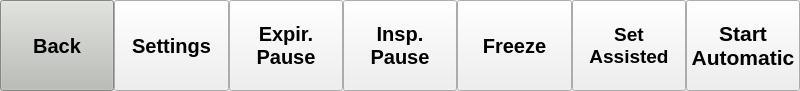
This is gui/menu/menu.ui in MariuszSuchenek/MVM_GUI_test2 as Qt 5 draws it before an edit. The edited form follows.
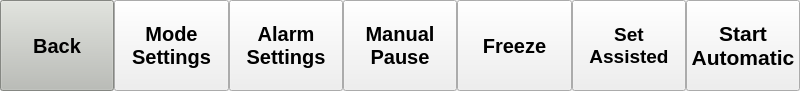
This is the edited form.

Commit message: Added alarms menu bar and pause menu bar; functionality for general navigation in bottom bar

```diff
--- a/gui/menu/menu.ui
+++ b/gui/menu/menu.ui
@@ -492,7 +492,8 @@
       </font>
      </property>
      <property name="text">
-      <string>Settings</string>
+      <string>Mode
+Settings</string>
      </property>
     </widget>
    </item>
@@ -518,8 +519,8 @@
       </font>
      </property>
      <property name="text">
-      <string>Expir.
-Pause</string>
+      <string>Alarm
+Settings</string>
      </property>
     </widget>
    </item>
@@ -545,7 +546,7 @@
       </font>
      </property>
      <property name="text">
-      <string>Insp.
+      <string>Manual
 Pause</string>
      </property>
     </widget>
```
Left out of the diff: 6 changed lines with no effect on the pictures. The commit also changes 4 other files.
